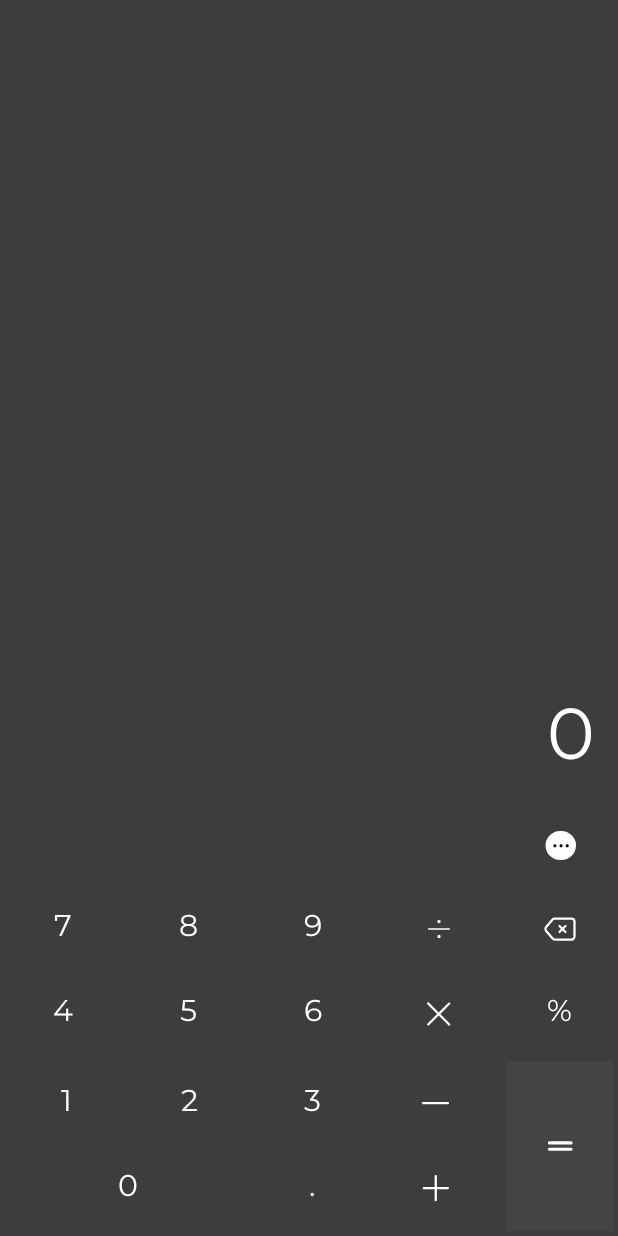
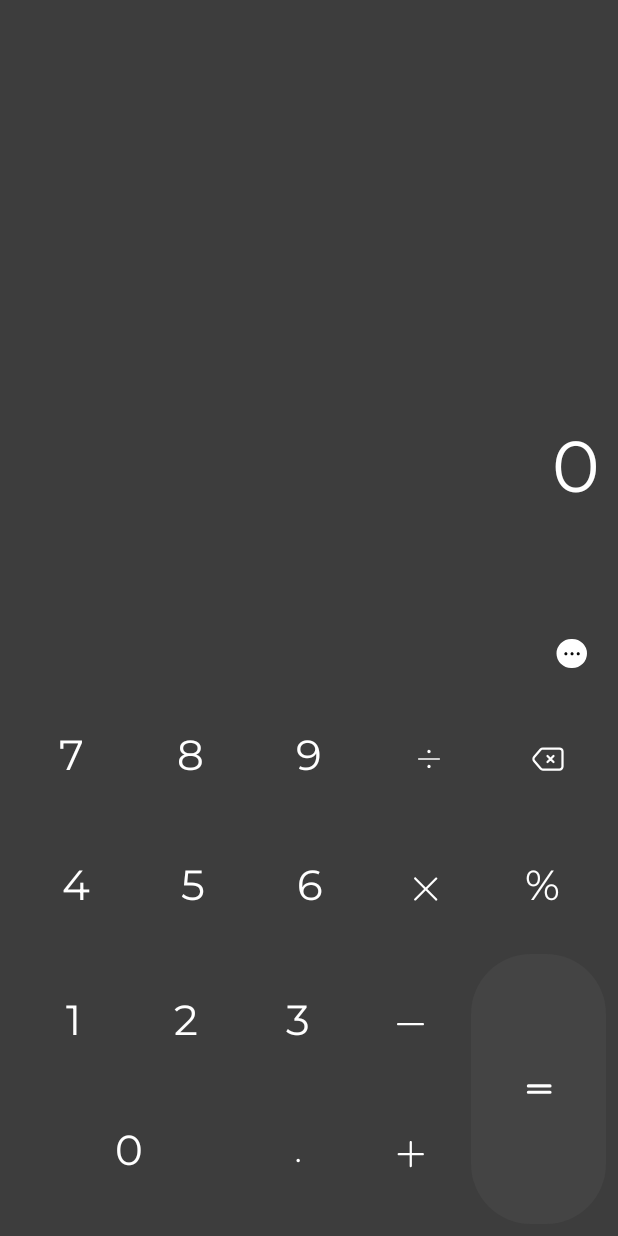
Before and after one commit to logickoder/calyx-calculator, an Android app: the screen it shows after launch (MainActivity), on a phone screen of 412 x 824 dp. Run offline under Robolectric (Android 15) with nearby library versions, the phone set to English and light mode, and no system bars.

Commit message:
- Added values to the string resources - Make colors compatible with system design

```diff
--- a/CalculatorApp/app/src/main/res/layout/activity_main.xml
+++ b/CalculatorApp/app/src/main/res/layout/activity_main.xml
@@ -11,23 +11,40 @@
     tools:context=".MainActivity">
 
     <TextView
+        android:id="@+id/output"
+        android:layout_width="wrap_content"
+        android:layout_height="wrap_content"
+        android:layout_gravity="end"
+        android:layout_marginStart="12dp"
+        android:layout_marginTop="5dp"
+        android:layout_marginEnd="12dp"
+        android:layout_marginBottom="5dp"
+        android:fontFamily="@font/montserrat"
+        android:textAlignment="textEnd"
+        android:textColor="?attr/colorOnPrimary"
+        android:textSize="14sp" />
+
+    <TextView
         android:id="@+id/input"
         android:layout_width="wrap_content"
         android:layout_height="wrap_content"
         android:layout_gravity="end"
-        android:layout_marginStart="15dp"
+        android:layout_marginStart="12dp"
         android:layout_marginTop="8dp"
-        android:layout_marginEnd="15dp"
+        android:layout_marginEnd="12dp"
         android:layout_marginBottom="8dp"
         android:fontFamily="@font/montserrat"
-        android:text="0"
+        android:text="@string/_0"
         android:textAlignment="textEnd"
-        android:textColor="@android:color/background_light"
+        android:textColor="?attr/colorOnPrimary"
         android:textSize="48sp" />
 
     <LinearLayout
         android:layout_width="match_parent"
         android:layout_height="wrap_content"
+        android:layout_marginTop="50dp"
+        android:layout_marginStart="8dp"
+        android:layout_marginEnd="8dp"
         android:orientation="horizontal">
 
         <androidx.recyclerview.widget.RecyclerView
@@ -44,7 +61,7 @@
         <ImageButton
             android:id="@+id/button_more"
             style="@style/Widget.MaterialComponents.Button.TextButton"
-            android:layout_width="150dp"
+            android:layout_width="wrap_content"
             android:layout_height="wrap_content"
             android:layout_gravity="end|center"
             android:layout_margin="3dp"
@@ -52,6 +69,7 @@
             android:background="@drawable/circle_button"
             android:fontFamily="@font/montserrat"
             android:src="@drawable/ic_more"
+            android:contentDescription="@string/more_options"
             android:textColor="#ffff"
             android:textSize="20sp" />
 
@@ -61,11 +79,14 @@
     <LinearLayout
         android:layout_width="match_parent"
         android:layout_height="wrap_content"
+        android:baselineAligned="false"
+        android:layout_marginStart="8dp"
+        android:layout_marginEnd="8dp"
         android:orientation="horizontal">
 
 
         <LinearLayout
-            android:layout_width="match_parent"
+            android:layout_width="0dp"
             android:layout_height="match_parent"
             android:layout_weight="1"
             android:orientation="horizontal">
@@ -74,69 +95,70 @@
                 android:id="@+id/button7"
                 style="@style/Widget.MaterialComponents.Button.OutlinedButton"
                 android:layout_width="wrap_content"
-                android:layout_height="50dp"
+                android:layout_height="80dp"
                 android:layout_margin="3dp"
                 android:layout_weight="1"
                 android:background="@drawable/circle_button"
                 android:fontFamily="@font/montserrat"
-                android:text="7"
-                android:textColor="#ffff"
-                android:textSize="20sp" />
+                android:text="@string/_7"
+                android:textColor="?attr/colorOnPrimary"
+                android:textSize="28sp" />
 
             <com.google.android.material.button.MaterialButton
                 android:id="@+id/button8"
                 style="@style/Widget.MaterialComponents.Button.OutlinedButton"
                 android:layout_width="wrap_content"
-                android:layout_height="50dp"
+                android:layout_height="80dp"
                 android:layout_margin="3dp"
                 android:layout_weight="1"
                 android:background="@drawable/circle_button"
                 android:fontFamily="@font/montserrat"
-                android:text="8"
-                android:textColor="#ffff"
-                android:textSize="20sp" />
+                android:text="@string/_8"
+                android:textColor="?attr/colorOnPrimary"
+                android:textSize="28sp" />
 
             <com.google.android.material.button.MaterialButton
                 android:id="@+id/button9"
                 style="@style/Widget.MaterialComponents.Button.OutlinedButton"
                 android:layout_width="wrap_content"
-                android:layout_height="50dp"
+                android:layout_height="80dp"
                 android:layout_margin="3dp"
                 android:layout_weight="1"
                 android:background="@drawable/circle_button"
                 android:fontFamily="@font/montserrat"
-                android:text="9"
-                android:textColor="#ffff"
-                android:textSize="20sp" />
+                android:text="@string/_9"
+                android:textColor="?attr/colorOnPrimary"
+                android:textSize="28sp" />
 
             <ImageButton
                 android:id="@+id/button_division"
                 style="@style/Widget.MaterialComponents.Button.TextButton"
                 android:layout_width="wrap_content"
-                android:layout_height="50dp"
+                android:layout_height="80dp"
                 android:layout_margin="3dp"
                 android:layout_weight="1"
                 android:background="@drawable/circle_button"
                 android:fontFamily="@font/montserrat"
                 android:src="@drawable/ic_divide"
-                android:textColor="#ffff"
-                android:textSize="20sp" />
-
-        </LinearLayout>
+                android:contentDescription="@string/divide"
+                android:textColor="?attr/colorOnPrimary"
+                android:textSize="28sp" />
 
             <ImageButton
                 android:id="@+id/button_delete"
                 style="@style/Widget.MaterialComponents.Button.TextButton"
-            android:layout_width="150dp"
-            android:layout_height="50dp"
+                android:layout_width="wrap_content"
+                android:layout_height="80dp"
                 android:layout_margin="3dp"
                 android:layout_weight="1"
                 android:background="@drawable/circle_button"
                 android:fontFamily="@font/montserrat"
                 android:src="@drawable/ic_delete"
-            android:textColor="#ffff"
-            android:textSize="20sp" />
+                android:contentDescription="@string/delete"
+                android:textColor="?attr/colorOnPrimary"
+                android:textSize="28sp" />
 
+        </LinearLayout>
 
     </LinearLayout>
 
@@ -144,88 +166,96 @@
     <LinearLayout
         android:layout_width="match_parent"
         android:layout_height="wrap_content"
+        android:baselineAligned="false"
+        android:layout_marginStart="8dp"
+        android:layout_marginEnd="8dp"
         android:orientation="horizontal">
 
-
         <LinearLayout
-            android:layout_width="match_parent"
+            android:layout_width="0dp"
             android:layout_height="match_parent"
             android:layout_weight="1"
+            android:layout_marginStart="4dp"
+            android:layout_marginEnd="4dp"
             android:orientation="horizontal">
 
             <com.google.android.material.button.MaterialButton
                 android:id="@+id/button4"
                 style="@style/Widget.MaterialComponents.Button.OutlinedButton"
                 android:layout_width="wrap_content"
-                android:layout_height="50dp"
+                android:layout_height="80dp"
                 android:layout_margin="3dp"
                 android:layout_weight="1"
                 android:background="@drawable/circle_button"
                 android:fontFamily="@font/montserrat"
-                android:text="4"
-                android:textColor="#ffff"
-                android:textSize="20sp" />
+                android:text="@string/_4"
+                android:textColor="?attr/colorOnPrimary"
+                android:textSize="28sp" />
 
             <com.google.android.material.button.MaterialButton
                 android:id="@+id/button5"
                 style="@style/Widget.MaterialComponents.Button.OutlinedButton"
                 android:layout_width="wrap_content"
-                android:layout_height="50dp"
+                android:layout_height="80dp"
                 android:layout_margin="3dp"
                 android:layout_weight="1"
                 android:background="@drawable/circle_button"
                 android:fontFamily="@font/montserrat"
-                android:text="5"
-                android:textColor="#ffff"
-                android:textSize="20sp" />
+                android:text="@string/_5"
+                android:textColor="?attr/colorOnPrimary"
+                android:textSize="28sp" />
 
             <com.google.android.material.button.MaterialButton
                 android:id="@+id/button6"
                 style="@style/Widget.MaterialComponents.Button.OutlinedButton"
                 android:layout_width="wrap_content"
-                android:layout_height="50dp"
+                android:layout_height="80dp"
                 android:layout_margin="3dp"
                 android:layout_weight="1"
                 android:background="@drawable/circle_button"
                 android:fontFamily="@font/montserrat"
-                android:text="6"
-                android:textColor="#ffff"
-                android:textSize="20sp" />
+                android:text="@string/_6"
+                android:textColor="?attr/colorOnPrimary"
+                android:textSize="28sp" />
 
             <ImageButton
                 android:id="@+id/button_multiplication"
                 style="@style/Widget.MaterialComponents.Button.TextButton"
                 android:layout_width="wrap_content"
-                android:layout_height="50dp"
+                android:layout_height="80dp"
                 android:layout_margin="3dp"
                 android:layout_weight="1"
                 android:background="@drawable/circle_button"
                 android:fontFamily="@font/montserrat"
                 android:src="@drawable/ic_multiplication"
-                android:textColor="#ffff"
-                android:textSize="20sp" />
-
-        </LinearLayout>
+                android:contentDescription="@string/multiply"
+                android:textSize="28sp"
+                app:tint="?attr/colorOnPrimary"/>
 
             <com.google.android.material.button.MaterialButton
                 android:id="@+id/button_percentage"
                 style="@style/Widget.MaterialComponents.Button.OutlinedButton"
-            android:layout_width="150dp"
-            android:layout_height="50dp"
+                android:layout_width="wrap_content"
+                android:layout_height="80dp"
                 android:layout_margin="3dp"
                 android:layout_weight="1"
                 android:background="@drawable/circle_button"
                 android:fontFamily="@font/montserrat"
-            android:text="%"
+                android:text="@string/_percentage"
                 android:textColor="#ffff"
-            android:textSize="20sp" />
+                android:textSize="28sp" />
 
+
+        </LinearLayout>
 
     </LinearLayout>
 
     <LinearLayout
         android:layout_width="match_parent"
         android:layout_height="wrap_content"
+        android:layout_marginBottom="8dp"
+        android:layout_marginStart="8dp"
+        android:layout_marginEnd="8dp"
         android:orientation="horizontal">
 
         <LinearLayout
@@ -245,53 +275,54 @@
                     android:id="@+id/button1"
                     style="@style/Widget.MaterialComponents.Button.OutlinedButton"
                     android:layout_width="wrap_content"
-                    android:layout_height="50dp"
+                    android:layout_height="80dp"
                     android:layout_margin="3dp"
                     android:layout_weight="1"
                     android:background="@drawable/circle_button"
                     android:fontFamily="@font/montserrat"
-                    android:text="1"
-                    android:textColor="#ffff"
-                    android:textSize="20sp" />
+                    android:text="@string/_1"
+                    android:textColor="?attr/colorOnPrimary"
+                    android:textSize="28sp" />
 
                 <com.google.android.material.button.MaterialButton
                     android:id="@+id/button2"
                     style="@style/Widget.MaterialComponents.Button.OutlinedButton"
                     android:layout_width="wrap_content"
-                    android:layout_height="50dp"
+                    android:layout_height="80dp"
                     android:layout_margin="3dp"
                     android:layout_weight="1"
                     android:background="@drawable/circle_button"
                     android:fontFamily="@font/montserrat"
-                    android:text="2"
-                    android:textColor="#ffff"
-                    android:textSize="20sp" />
+                    android:text="@string/_2"
+                    android:textColor="?attr/colorOnPrimary"
+                    android:textSize="28sp" />
 
                 <com.google.android.material.button.MaterialButton
                     android:id="@+id/button3"
                     style="@style/Widget.MaterialComponents.Button.OutlinedButton"
                     android:layout_width="wrap_content"
-                    android:layout_height="50dp"
+                    android:layout_height="80dp"
                     android:layout_margin="3dp"
                     android:layout_weight="1"
                     android:background="@drawable/circle_button"
                     android:fontFamily="@font/montserrat"
-                    android:text="3"
-                    android:textColor="#ffff"
-                    android:textSize="20sp" />
+                    android:text="@string/_3"
+                    android:textColor="?attr/colorOnPrimary"
+                    android:textSize="28sp" />
 
                 <ImageButton
                     android:id="@+id/button_subtraction"
                     style="@style/Widget.MaterialComponents.Button.TextButton"
                     android:layout_width="wrap_content"
-                    android:layout_height="50dp"
+                    android:layout_height="80dp"
                     android:layout_margin="3dp"
                     android:layout_weight="1"
                     android:background="@drawable/circle_button"
                     android:fontFamily="@font/montserrat"
                     android:src="@drawable/ic_subtraction"
-                    android:textColor="#ffff"
-                    android:textSize="20sp" />
+                    android:contentDescription="@string/multiplication"
+                    android:textColor="?attr/colorOnPrimary"
+                    android:textSize="28sp" />
 
             </LinearLayout>
 
@@ -305,14 +336,14 @@
                     android:id="@+id/button0"
                     style="@style/Widget.MaterialComponents.Button.OutlinedButton"
                     android:layout_width="match_parent"
-                    android:layout_height="50dp"
+                    android:layout_height="80dp"
                     android:layout_margin="3dp"
                     android:layout_weight="1"
                     android:background="@drawable/circle_button"
                     android:fontFamily="@font/montserrat"
-                    android:text="0"
-                    android:textColor="#ffff"
-                    android:textSize="20sp" />
+                    android:text="@string/_0"
+                    android:textColor="?attr/colorOnPrimary"
+                    android:textSize="28sp" />
 
                 <LinearLayout
                     android:layout_width="match_parent"
@@ -324,28 +355,27 @@
                         android:id="@+id/button_period"
                         style="@style/Widget.MaterialComponents.Button.OutlinedButton"
                         android:layout_width="wrap_content"
-                        android:layout_height="50dp"
+                        android:layout_height="80dp"
                         android:layout_margin="3dp"
                         android:layout_weight="1"
                         android:background="@drawable/circle_button"
                         android:fontFamily="@font/montserrat"
-                        android:text="."
-                        android:textColor="#ffff"
+                        android:text="@string/period"
+                        android:textColor="?attr/colorOnPrimary"
                         android:textSize="20sp" />
-
 
                     <ImageButton
                         android:id="@+id/button_add"
                         style="@style/Widget.MaterialComponents.Button.TextButton"
                         android:layout_width="wrap_content"
-                        android:layout_height="50dp"
+                        android:layout_height="80dp"
                         android:layout_margin="3dp"
                         android:layout_weight="1"
                         android:background="@drawable/circle_button"
                         android:fontFamily="@font/montserrat"
                         android:src="@drawable/ic_add"
-                        android:textColor="#ffff"
-                        android:textSize="20sp" />
+                        android:contentDescription="@string/add"
+                        app:tint="?attr/colorOnPrimary" />
 
                 </LinearLayout>
 
@@ -356,14 +386,14 @@
 
         <ImageButton
             android:id="@+id/button_equal_to"
-            android:layout_width="150dp"
+            android:layout_width="180dp"
             android:layout_height="match_parent"
-            android:layout_margin="3dp"
             android:layout_weight="1"
-            android:background="@color/equal_to"
+            android:background="@drawable/equal_button"
             android:fontFamily="@font/montserrat"
             android:src="@drawable/ic_equal_to"
-            android:textSize="20sp" />
+            android:contentDescription="@string/equal_to"
+            app:tint="?attr/colorOnPrimary" />
 
     </LinearLayout>
 
--- a/CalculatorApp/app/src/main/res/layout/single_pinned_currency_view.xml
+++ b/CalculatorApp/app/src/main/res/layout/single_pinned_currency_view.xml
@@ -8,12 +8,12 @@
         android:id="@+id/button_first_conversion"
         style="@style/Widget.MaterialComponents.Button.OutlinedButton"
         android:layout_width="wrap_content"
-        android:layout_height="50dp"
+        android:layout_height="40dp"
         android:background="@color/equal_to"
         app:cornerRadius="50dp"
-        android:text="GBP/EUR"
+        android:text="@string/pinned_currency_sample"
         android:fontFamily="@font/montserrat"
-        android:textColor="#ffff"
+        android:textColor="?attr/colorOnPrimary"
         android:textSize="12sp"
         android:layout_marginStart="3dp"
         android:layout_marginEnd="3dp"/>
--- a/CalculatorApp/app/src/main/res/values-night/themes.xml
+++ b/CalculatorApp/app/src/main/res/values-night/themes.xml
@@ -3,5 +3,6 @@
     <style name="Base.Theme.CalyxCalculator" parent="Theme.Material3.DayNight.NoActionBar">
         <!-- Customize your dark theme here. -->
         <!-- <item name="colorPrimary">@color/my_dark_primary</item> -->
+        <item name="android:textColor">@color/white</item>
     </style>
 </resources>
--- a/CalculatorApp/app/src/main/res/values/strings.xml
+++ b/CalculatorApp/app/src/main/res/values/strings.xml
@@ -1,3 +1,23 @@
 <resources>
     <string name="app_name">Calyx Calculator</string>
+    <string name="period">.</string>
+    <string name="_4">4</string>
+    <string name="_5">5</string>
+    <string name="_6">6</string>
+    <string name="_percentage">%</string>
+    <string name="_0">0</string>
+    <string name="pinned_currency_sample">GBP/EUR</string>
+    <string name="_1">1</string>
+    <string name="_2">2</string>
+    <string name="_3">3</string>
+    <string name="_7">7</string>
+    <string name="_8">8</string>
+    <string name="_9">9</string>
+    <string name="multiplication">Multiplication</string>
+    <string name="equal_to">Equal to</string>
+    <string name="more_options">More options</string>
+    <string name="add">add</string>
+    <string name="divide">Divide</string>
+    <string name="delete">Delete</string>
+    <string name="multiply">multiply</string>
 </resources>
--- a/CalculatorApp/app/src/main/res/values/themes.xml
+++ b/CalculatorApp/app/src/main/res/values/themes.xml
@@ -3,6 +3,7 @@
     <style name="Base.Theme.CalyxCalculator" parent="Theme.Material3.DayNight.NoActionBar">
         <!-- Customize your light theme here. -->
         <!-- <item name="colorPrimary">@color/my_light_primary</item> -->
+        <item name="colorOnPrimary">@color/white</item>
     </style>
 
     <style name="Theme.CalyxCalculator" parent="Base.Theme.CalyxCalculator" />
```
Lines whose indentation alone changed are shown as unchanged.
